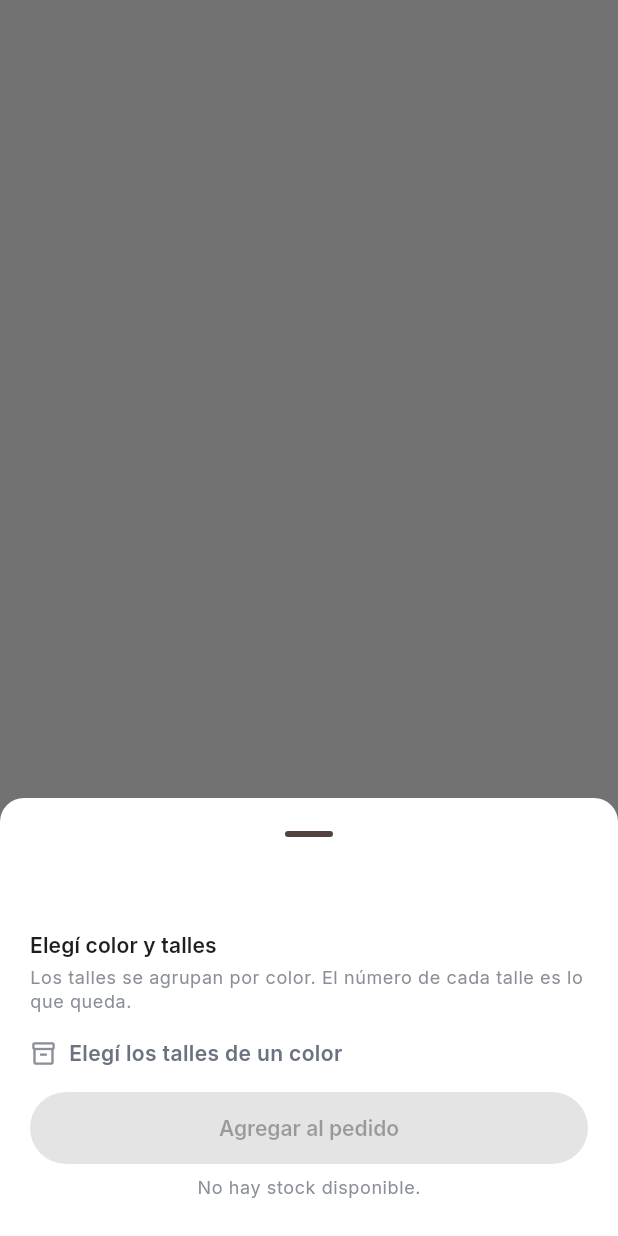
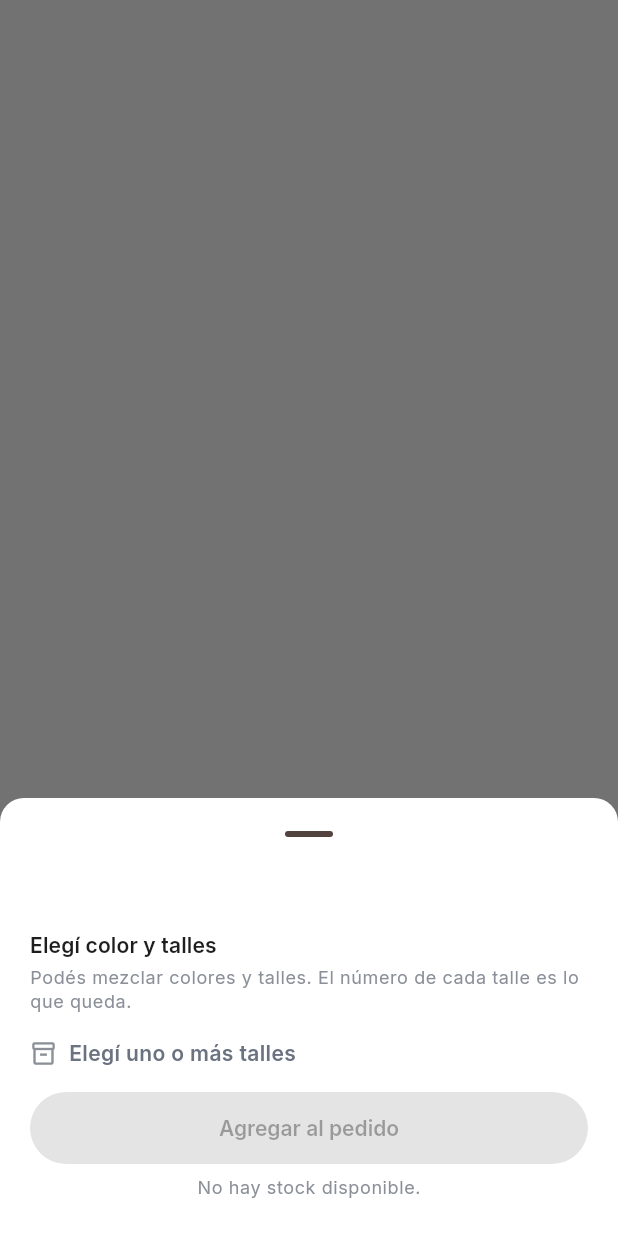
Before and after one commit to RaulS55/store, a Flutter app: what showVariantPickerSheet() shows on an empty page, opened directly with empty values, on a phone screen of 412 x 824 dp. Run offline on Flutter 3.47's test engine with Material 3 defaults, Android fonts, the phone set to English and light mode, and no system bars; our stand-ins replace cloud_firestore, firebase_auth, firebase_core, firebase_storage, flutter_secure_storage, font_awesome_flutter and 8 more; missing offline and left inert: dart:js_interop; accounts and stored records are empty.

Commit message:
Refactor variant selection to support multiple colors and sizes
Update the `VariantSelection` class to manage size selections for multiple colors, enhancing the product detail page's functionality. Modify the UI components to reflect these changes, allowing users to select sizes across different colors seamlessly. Adjust related tests to validate the new selection behavior and ensure a consistent user experience when interacting with product variants.

```diff
--- a/lib/features/product/product_detail_page.dart
+++ b/lib/features/product/product_detail_page.dart
@@ -333,8 +333,6 @@ class _ProductDetailPageState extends State<ProductDetailPage> {
                           child: Text(
                             product.stock <= 0
                                 ? 'No hay stock disponible.'
-                                : !selection.hasColor
-                                ? 'Elegí los talles de un color.'
                                 : 'Elegí uno o más talles.',
                             style: Theme.of(context).textTheme.bodySmall
                                 ?.copyWith(color: AppColors.mutedText),
@@ -367,11 +365,13 @@ class _ProductDetailPageState extends State<ProductDetailPage> {
       }
     }
     if (added.isEmpty || !mounted) return;
-    final sizes = [for (final variant in added) variant.size].join(', ');
+    final detail = [
+      for (final variant in added) '${variant.size} ${variant.color}',
+    ].join(', ');
     AppSnackBar.show(
       context,
       content: Text(
-        'Agregada a ${order.customer.name}: ${product.name} · $sizes · ${added.first.color}',
+        'Agregada a ${order.customer.name}: ${product.name} · $detail',
       ),
     );
     context.push('/pedido/${order.id}');
--- a/lib/widgets/variant_picker.dart
+++ b/lib/widgets/variant_picker.dart
@@ -4,77 +4,92 @@ import '../models/product.dart';
 import '../theme/tokens.dart';
 
 class VariantSelection {
-  const VariantSelection({this.sizes = const {}, this.color});
+  const VariantSelection({this.picks = const {}});
 
-  final Set<String> sizes;
-  final String? color;
+  /// Color → talles marcados. Varios colores pueden convivir.
+  final Map<String, Set<String>> picks;
 
-  bool get hasColor => color != null;
+  bool get hasSizes => picks.values.any((sizes) => sizes.isNotEmpty);
 
-  bool get hasSizes => sizes.isNotEmpty;
+  Set<String> sizesOf(String color) => picks[color] ?? const {};
 
-  VariantSelection copyWith({Set<String>? sizes, String? color}) {
-    return VariantSelection(
-      sizes: sizes ?? this.sizes,
-      color: color ?? this.color,
-    );
-  }
-
-  VariantSelection toggleSize(String size) {
-    final next = {...sizes};
-    if (!next.add(size)) next.remove(size);
-    return copyWith(sizes: next);
-  }
+  bool isSelected(String color, String size) =>
+      picks[color]?.contains(size) ?? false;
 
   static VariantSelection effective(
     Product product,
     VariantSelection selection,
   ) {
-    final color =
-        selection.color ??
-        (product.colors.length == 1 ? product.colors.first.name : null);
-    final available = product.sizesForColor(color);
-    final requested = selection.sizes.isNotEmpty
-        ? selection.sizes
-        : (available.length == 1 ? {available.first} : const <String>{});
-    return VariantSelection(
-      color: color,
-      sizes: {
+    final kept = <String, Set<String>>{};
+    for (final color in product.colors) {
+      final requested = selection.picks[color.name];
+      if (requested == null || requested.isEmpty) continue;
+      final available = product.sizesForColor(color.name);
+      final sizes = <String>{
         for (final size in requested)
           if (available.contains(size) &&
-              (product.variantFor(size, color)?.stock ?? 0) > 0)
+              (product.variantFor(size, color.name)?.stock ?? 0) > 0)
             size,
-      },
-    );
+      };
+      if (sizes.isNotEmpty) kept[color.name] = sizes;
+    }
+    if (kept.isNotEmpty) return VariantSelection(picks: kept);
+    if (product.colors.length == 1) {
+      final color = product.colors.first.name;
+      final available = [
+        for (final size in product.sizesForColor(color))
+          if ((product.variantFor(size, color)?.stock ?? 0) > 0) size,
+      ];
+      if (available.length == 1) {
+        return VariantSelection(
+          picks: {
+            color: {available.first},
+          },
+        );
+      }
+    }
+    return const VariantSelection();
   }
 
+  /// Marca todos los talles con stock de [colorName], o los saca si ya
+  /// estaban todos. No toca los demás colores.
   VariantSelection selectColor(Product product, String colorName) {
-    final available = product.sizesForColor(colorName);
-    return VariantSelection(
-      color: colorName,
-      sizes: {
-        for (final size in sizes)
-          if (available.contains(size) &&
-              (product.variantFor(size, colorName)?.stock ?? 0) > 0)
-            size,
-      },
-    );
+    final available = [
+      for (final size in product.sizesForColor(colorName))
+        if ((product.variantFor(size, colorName)?.stock ?? 0) > 0) size,
+    ];
+    if (available.isEmpty) return this;
+    final current = picks[colorName] ?? const <String>{};
+    final allSelected = available.every(current.contains);
+    final next = <String, Set<String>>{
+      for (final entry in picks.entries)
+        if (entry.key != colorName && entry.value.isNotEmpty)
+          entry.key: {...entry.value},
+    };
+    if (!allSelected) next[colorName] = available.toSet();
+    return VariantSelection(picks: next);
   }
 
   VariantSelection selectSize(Product product, String colorName, String size) {
-    if (color == colorName) return toggleSize(size);
     final variant = product.variantFor(size, colorName);
-    if (variant == null || variant.stock <= 0) {
-      return selectColor(product, colorName);
+    if (variant == null || variant.stock <= 0) return this;
+    final next = <String, Set<String>>{
+      for (final entry in picks.entries) entry.key: {...entry.value},
+    };
+    final sizes = next.putIfAbsent(colorName, () => <String>{});
+    if (!sizes.add(size)) {
+      sizes.remove(size);
+      if (sizes.isEmpty) next.remove(colorName);
     }
-    return VariantSelection(color: colorName, sizes: {size});
+    return VariantSelection(picks: next);
   }
 
   List<ProductVariant> selectedVariants(Product product) {
-    if (color == null) return const [];
     return [
-      for (final size in product.sizes)
-        if (sizes.contains(size)) product.variantFor(size, color),
+      for (final color in _colorsBySwatch(product))
+        for (final size in product.sizesForColor(color.name))
+          if (isSelected(color.name, size))
+            product.variantFor(size, color.name),
     ].whereType<ProductVariant>().toList();
   }
 
@@ -127,7 +142,7 @@ class VariantPicker extends StatelessWidget {
         ),
         const SizedBox(height: 4),
         Text(
-          'Los talles se agrupan por color. El número de cada talle es lo que queda.',
+          'Podés mezclar colores y talles. El número de cada talle es lo que queda.',
           style: theme.textTheme.bodySmall?.copyWith(
             color: AppColors.mutedText,
           ),
@@ -137,11 +152,9 @@ class VariantPicker extends StatelessWidget {
           _ColorGroup(
             color: color,
             stock: product.stockForColor(color.name),
-            selected: selection.color == color.name,
+            selected: selection.sizesOf(color.name).isNotEmpty,
             sizes: product.sizesForColor(color.name),
-            selectedSizes: selection.color == color.name
-                ? selection.sizes
-                : const {},
+            selectedSizes: selection.sizesOf(color.name),
             sizeLabel: (size) => _sizeChipLabel(product, size),
             stockForSize: (size) =>
                 product.stockForSize(size, colorName: color.name),
@@ -153,11 +166,7 @@ class VariantPicker extends StatelessWidget {
           const SizedBox(height: 10),
         ],
         const SizedBox(height: 4),
-        _StockLine(
-          variants: variants,
-          hasColor: selection.hasColor,
-          hasSizes: selection.hasSizes,
-        ),
+        _StockLine(variants: variants, hasSizes: selection.hasSizes),
       ],
     );
   }
@@ -346,28 +355,29 @@ class _ColorGroup extends StatelessWidget {
 }
 
 class _StockLine extends StatelessWidget {
-  const _StockLine({
-    required this.variants,
-    required this.hasColor,
-    required this.hasSizes,
-  });
+  const _StockLine({required this.variants, required this.hasSizes});
 
   final List<ProductVariant> variants;
-  final bool hasColor;
   final bool hasSizes;
 
   @override
   Widget build(BuildContext context) {
     final available = variants.isNotEmpty;
-    final message = !hasColor
-        ? 'Elegí los talles de un color'
-        : !hasSizes
+    final minStock = available
+        ? variants
+              .map((variant) => variant.stock)
+              .reduce((a, b) => a < b ? a : b)
+        : 0;
+    final colorCount = variants.map((variant) => variant.color).toSet().length;
+    final message = !hasSizes
         ? 'Elegí uno o más talles'
         : !available
-        ? 'Esos talles no tienen stock en este color'
+        ? 'Esos talles no tienen stock'
         : variants.length == 1
         ? '${variants.first.size} ${variants.first.color}: ${variants.first.stock} u.'
-        : '${variants.length} talles · stock mínimo: ${variants.map((v) => v.stock).reduce((a, b) => a < b ? a : b)} u.';
+        : colorCount == 1
+        ? '${variants.length} talles · stock mínimo: $minStock u.'
+        : '${variants.length} variantes · stock mínimo: $minStock u.';
     return Row(
       children: [
         Icon(
@@ -439,8 +449,6 @@ Future<List<ProductVariant>?> showVariantPickerSheet(
                       child: Text(
                         product.stock <= 0
                             ? 'No hay stock disponible.'
-                            : !selection.hasColor
-                            ? 'Elegí los talles de un color.'
                             : 'Elegí uno o más talles.',
                         style: Theme.of(context).textTheme.bodySmall?.copyWith(
                           color: AppColors.mutedText,
```
Also changed, not shown: 1 other file.
